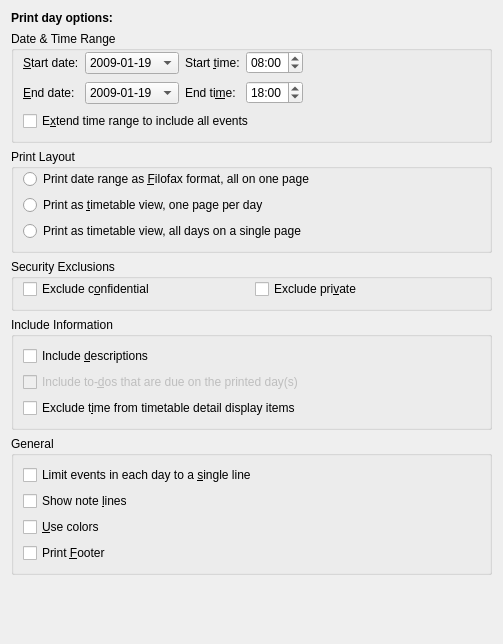
Before: the Qt Designer form src/printing/calprintdayconfig_base.ui in KDE/calendarsupport, drawn with Qt 5.
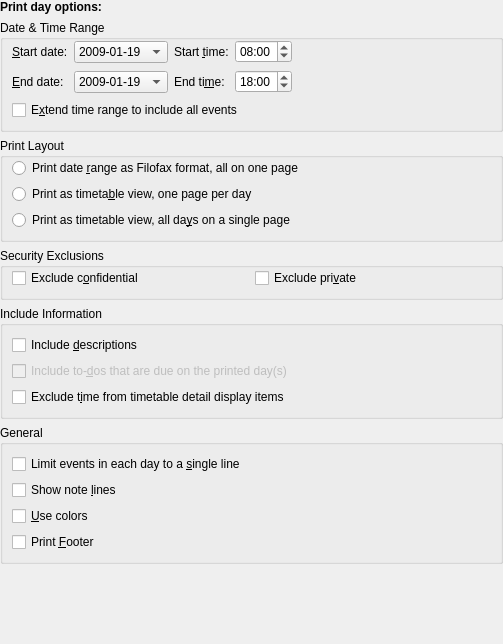
After: the same form once the commit is applied. Custom widgets are drawn as their Qt base class.

Commit message: Remove double margin

The edit to the form file:
```diff
--- a/src/printing/calprintdayconfig_base.ui
+++ b/src/printing/calprintdayconfig_base.ui
@@ -13,6 +13,18 @@
    </rect>
   </property>
   <layout class="QVBoxLayout" name="verticalLayout">
+   <property name="leftMargin">
+    <number>0</number>
+   </property>
+   <property name="topMargin">
+    <number>0</number>
+   </property>
+   <property name="rightMargin">
+    <number>0</number>
+   </property>
+   <property name="bottomMargin">
+    <number>0</number>
+   </property>
    <item>
     <widget class="QLabel" name="label">
      <property name="text">
@@ -208,7 +220,7 @@
          <string>The Filofax format prints the information for the days selected without a timeline.</string>
         </property>
         <property name="text">
-         <string>Print date range as &amp;Filofax format, all on one page</string>
+         <string>Print date &amp;range as Filofax format, all on one page</string>
         </property>
        </widget>
       </item>
@@ -218,7 +230,7 @@
          <string>The timetable print view has the times to the left of the page</string>
         </property>
         <property name="text">
-         <string>Print as &amp;timetable view, one page per day</string>
+         <string>Print as timeta&amp;ble view, one page per day</string>
         </property>
         <property name="checked">
          <bool>false</bool>
@@ -231,7 +243,7 @@
          <string>The timetable print view has the times to the left of the page, all days are printed as columns in one big timetable.</string>
         </property>
         <property name="text">
-         <string>Print as timetable view, all days on a single page</string>
+         <string>Print as timetable view, all da&amp;ys on a single page</string>
         </property>
         <property name="checked">
          <bool>false</bool>
@@ -394,11 +406,6 @@
  <customwidgets>
   <customwidget>
    <class>KDateComboBox</class>
-   <extends>KComboBox</extends>
-   <header>kdatecombobox.h</header>
-  </customwidget>
-  <customwidget>
-   <class>KComboBox</class>
    <extends>QComboBox</extends>
    <header>kcombobox.h</header>
   </customwidget>
```
Left out of the diff: 26 changed lines with no effect on the pictures. The commit also changes 6 other files.
